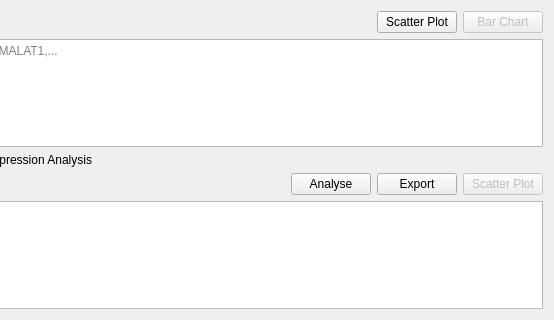
Qt form AnalysisTab.ui (KaikiasVind/CellBadger) before a commit; both pictures show x 86 to 640 and y 160 to 480 of the 640 by 480 pixel window.
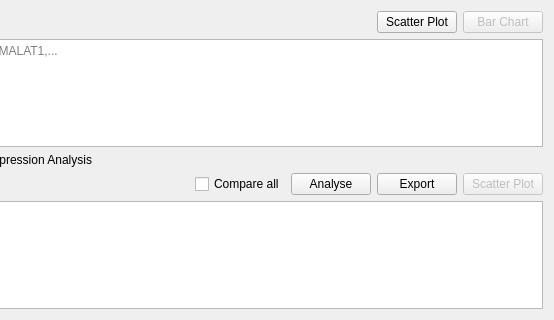
The same form after that commit.

Commit message:
Added FindAllMarkers to DE analysis.
Added ui button to compare all clusters.

Diff of the .ui file:
```diff
--- a/AnalysisTab.ui
+++ b/AnalysisTab.ui
@@ -130,6 +130,13 @@
        </property>
       </spacer>
      </item>
+     <item>
+      <widget class="QCheckBox" name="checkBoxDEAnalysisCompareAll">
+       <property name="text">
+        <string>Compare all</string>
+       </property>
+      </widget>
+     </item>
      <item>
       <widget class="QPushButton" name="pushButtonDEAnalysisAnalyze">
        <property name="text">
```
The commit also changes 3 other files.
